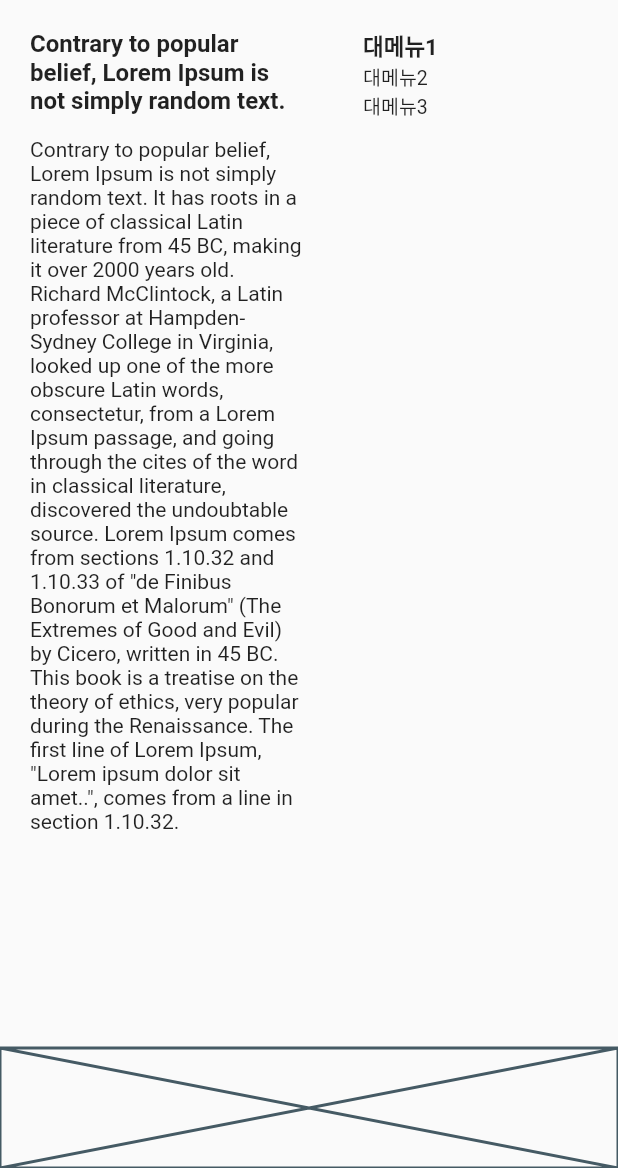
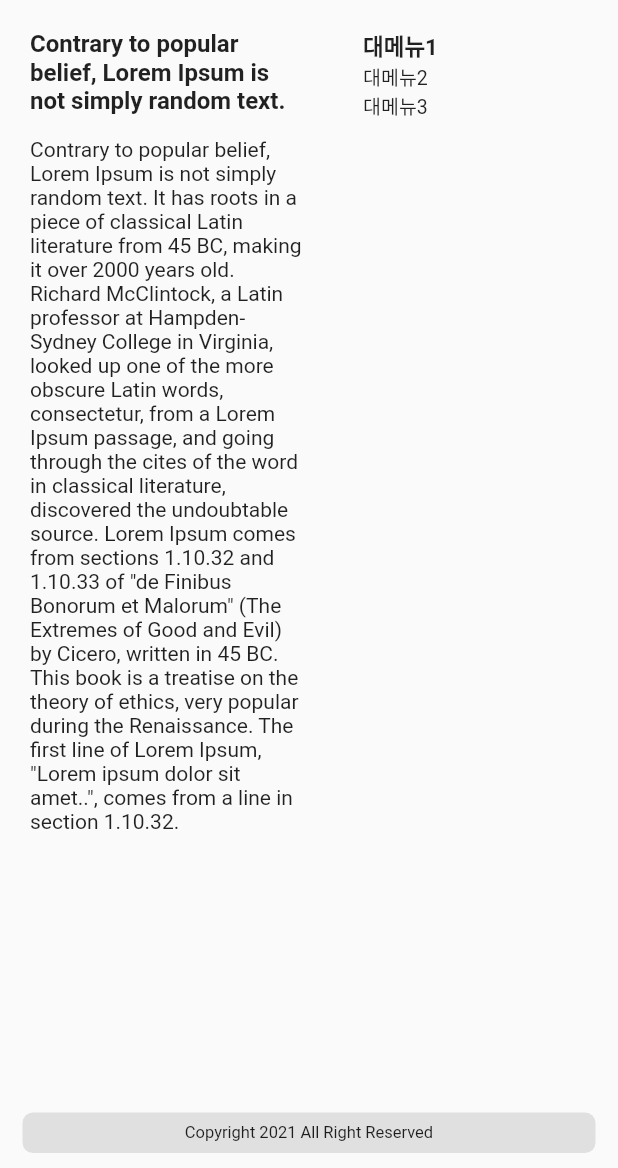
Before and after one commit to mugon-dev/flutter-web_layout_sample, a Flutter app: the screen it shows after launch, on a phone screen of 412 x 824 dp, the part 68-1236 px from its top. Run offline on Flutter 3.47's test engine with Material 2 defaults, Android fonts, the phone set to English and light mode, and no system bars.

Commit message:
footer 생성

```diff
--- /dev/null
+++ b/lib/src/components/footer.dart
@@ -0,0 +1,23 @@
+import 'package:flutter/material.dart';
+
+class Footer extends StatelessWidget {
+  const Footer({Key? key}) : super(key: key);
+
+  @override
+  Widget build(BuildContext context) {
+    return Container(
+      padding: const EdgeInsets.all(7),
+      margin: const EdgeInsets.symmetric(horizontal: 15, vertical: 10),
+      width: double.infinity,
+      decoration: BoxDecoration(
+          borderRadius: BorderRadius.circular(7), color: Colors.grey.shade300),
+      child: Text(
+        "Copyright 2021 All Right Reserved",
+        style: TextStyle(
+          fontSize: 11,
+        ),
+        textAlign: TextAlign.center,
+      ),
+    );
+  }
+}
--- a/lib/src/home.dart
+++ b/lib/src/home.dart
@@ -1,4 +1,5 @@
 import 'package:flutter/material.dart';
+import 'package:layout_sample/src/components/footer.dart';
 import 'package:layout_sample/src/pages/root_page.dart';
 
 import 'components/navigation_menu.dart';
@@ -16,7 +17,7 @@ class HomePage extends StatelessWidget {
             Expanded(
               child: RootPage(),
             ),
-            _footer(),
+            Footer(),
           ],
         ),
       ),
@@ -24,14 +25,4 @@ class HomePage extends StatelessWidget {
   }
   // tip
   // placeholder를 사용하면 차지하는 영역을 확인 가능
-
-  Widget _footer() {
-    return Placeholder(
-      fallbackHeight: 80,
-    );
-  }
-
-  Widget _contents() {
-    return Placeholder();
-  }
 }
```
